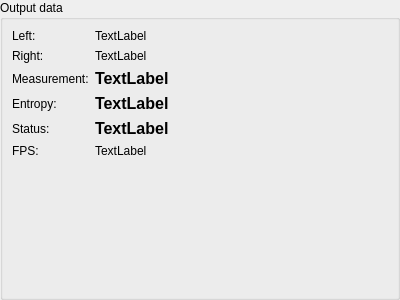
Qt form filterapp/OutputDataForm.ui (peppincsoda/stripe-filter-v2) before a commit.
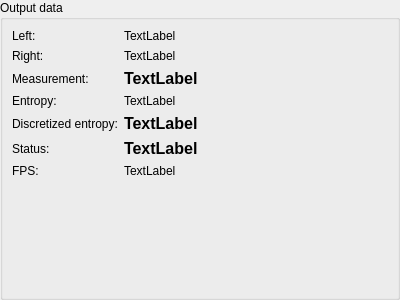
The same form after that commit.

Commit message: sfv2: Entropy averaging and discretization

What changed in the file:
```diff
--- a/filterapp/OutputDataForm.ui
+++ b/filterapp/OutputDataForm.ui
@@ -63,7 +63,7 @@
         </property>
        </widget>
       </item>
-      <item row="7" column="0">
+      <item row="8" column="0">
        <widget class="QLabel" name="label_5">
         <property name="text">
          <string>Status:</string>
@@ -100,19 +100,12 @@
       </item>
       <item row="6" column="1">
        <widget class="QLabel" name="entropyLabel">
-        <property name="font">
-         <font>
-          <pointsize>12</pointsize>
-          <weight>75</weight>
-          <bold>true</bold>
-         </font>
-        </property>
         <property name="text">
          <string>TextLabel</string>
         </property>
        </widget>
       </item>
-      <item row="7" column="1">
+      <item row="8" column="1">
        <widget class="QLabel" name="statusLabel">
         <property name="font">
          <font>
@@ -126,20 +119,41 @@
         </property>
        </widget>
       </item>
-      <item row="8" column="0">
+      <item row="9" column="0">
        <widget class="QLabel" name="label_6">
         <property name="text">
          <string>FPS:</string>
         </property>
        </widget>
       </item>
-      <item row="8" column="1">
+      <item row="9" column="1">
        <widget class="QLabel" name="fpsLabel">
         <property name="text">
          <string>TextLabel</string>
         </property>
        </widget>
       </item>
+      <item row="7" column="0">
+       <widget class="QLabel" name="label_7">
+        <property name="text">
+         <string>Discretized entropy:</string>
+        </property>
+       </widget>
+      </item>
+      <item row="7" column="1">
+       <widget class="QLabel" name="discretizedEntropyLabel">
+        <property name="font">
+         <font>
+          <pointsize>12</pointsize>
+          <weight>75</weight>
+          <bold>true</bold>
+         </font>
+        </property>
+        <property name="text">
+         <string>TextLabel</string>
+        </property>
+       </widget>
+      </item>
      </layout>
     </widget>
    </item>
```
The commit also changes 12 other files.
